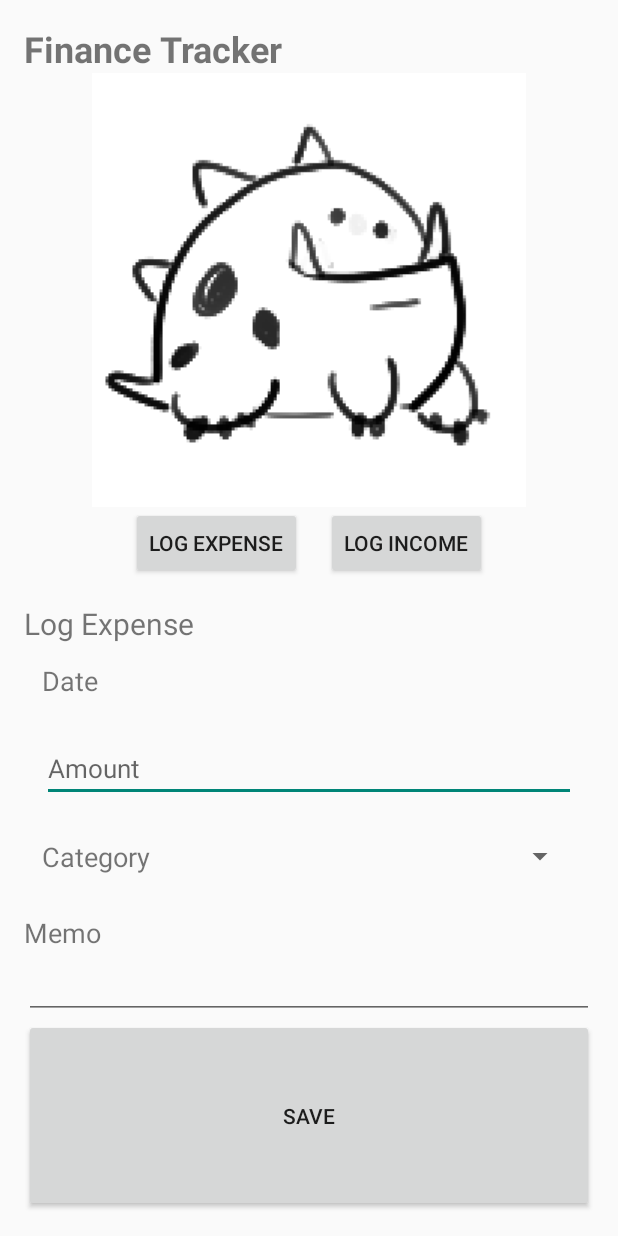
After one commit to GeckoJnlx3/money-monster, an Android app built with Jetpack Compose: the FinanceActivity screen opened directly, with no data from a screen before it, on a phone screen of 412 x 824 dp. The commit adds this screen. Run offline under Robolectric (Android 15) with nearby library versions, the phone set to English and light mode, and no system bars.

Commit message:
Added finance view

```diff
--- a/app/src/main/AndroidManifest.xml
+++ b/app/src/main/AndroidManifest.xml
@@ -47,6 +47,9 @@
             android:name=".MonsterEntryActivity">
         </activity>
 
+        <activity
+            android:name=".FinanceActivity">
+        </activity>
 
     </application>
 
--- /dev/null
+++ b/app/src/main/java/com/mobdeve/s11/group2/moneymonster/FinanceActivity.kt
@@ -0,0 +1,91 @@
+package com.mobdeve.s11.group2.moneymonster
+
+import android.os.Bundle
+import android.view.View
+import android.widget.ArrayAdapter
+import android.widget.Button
+import android.widget.EditText
+import android.widget.ImageView
+import android.widget.Spinner
+import android.widget.TextView
+import android.widget.Toast
+import androidx.activity.ComponentActivity
+
+class FinanceActivity : ComponentActivity() {
+
+    private lateinit var logExpenseBtn: Button
+    private lateinit var logIncomeBtn: Button
+    private lateinit var typeText: TextView
+    private lateinit var amountInput: EditText
+    private lateinit var descriptionInput: EditText
+    private lateinit var saveBtn: Button
+    private lateinit var categorySpnr: Spinner
+
+    private var isLoggingExpense = true
+
+    private val categories = arrayOf(
+        "Food",
+        "Transport",
+        "Entertainment",
+        "Utilities",
+        "Other"
+    )
+
+    override fun onCreate(savedInstanceState: Bundle?) {
+        super.onCreate(savedInstanceState)
+        setContentView(R.layout.finance)
+
+        logExpenseBtn = findViewById(R.id.logExpenseBtn)
+        logIncomeBtn = findViewById(R.id.logIncomeBtn)
+        typeText = findViewById(R.id.typeText)
+        amountInput = findViewById(R.id.amountInput)
+        descriptionInput = findViewById(R.id.memoInput)
+        saveBtn = findViewById(R.id.saveBtn)
+
+        logExpenseBtn.setOnClickListener {
+            switchToExpense()
+        }
+
+        logIncomeBtn.setOnClickListener {
+            switchToIncome()
+        }
+
+        saveBtn.setOnClickListener {
+            saveTransaction()
+        }
+
+        updateUI()
+    }
+
+    private fun switchToExpense() {
+        isLoggingExpense = true
+        updateUI()
+    }
+
+    private fun switchToIncome() {
+        isLoggingExpense = false
+        updateUI()
+    }
+
+    private fun updateUI() {
+        typeText.text = if (isLoggingExpense) "Log Expense" else "Log Income"
+        amountInput.setText("")
+        descriptionInput.setText("")
+    }
+
+    private fun saveTransaction() {
+        val amount = amountInput.text.toString().toDoubleOrNull()
+        val description = descriptionInput.text.toString()
+
+        if (amount != null && description.isNotBlank()) {
+
+            amountInput.setText("")
+            descriptionInput.setText("")
+
+            val transactionType = if (isLoggingExpense) "Expense" else "Income"
+
+        } else {
+            Toast.makeText(this, "Please log your details", Toast.LENGTH_SHORT).show()
+        }
+    }
+}
--- a/app/src/main/java/com/mobdeve/s11/group2/moneymonster/MainActivity.kt
+++ b/app/src/main/java/com/mobdeve/s11/group2/moneymonster/MainActivity.kt
@@ -24,7 +24,7 @@ class MainActivity : ComponentActivity() {
     private lateinit var settingBtn: Button // TBA
     private lateinit var monsterpediaBtn: Button
     private lateinit var analyticsBtn: Button
-    private lateinit var financeBtn: Button // TBA
+    private lateinit var financeBtn: Button
     private val handler = Handler()
 
     override fun onCreate(savedInstanceState: Bundle?) {
@@ -41,6 +41,7 @@ class MainActivity : ComponentActivity() {
         monsterpediaBtn = viewBinding.monsterpediaBtn
         loginBtn = viewBinding.loginBtn
         analyticsBtn = viewBinding.analyticsBtn
+        financeBtn = viewBinding.financeBtn
 
         val weekRanges = generateWeekRanges()
 
@@ -60,6 +61,11 @@ class MainActivity : ComponentActivity() {
 
         analyticsBtn.setOnClickListener {
             val intent = Intent(this, AnalyticsActivity::class.java)
+            startActivity(intent)
+        }
+
+        financeBtn.setOnClickListener {
+            val intent = Intent(this, FinanceActivity::class.java)
             startActivity(intent)
         }
 
--- a/app/src/main/java/com/mobdeve/s11/group2/moneymonster/MonsterActivity.kt
+++ b/app/src/main/java/com/mobdeve/s11/group2/moneymonster/MonsterActivity.kt
@@ -22,8 +22,8 @@ class MonsterActivity : ComponentActivity() {
 
         monsterList = listOf(
             Monster("Gwomp", R.drawable.gwomp),
-            Monster("Monster 2", R.drawable.gwomp),
-            Monster("Monster 3", R.drawable.gwomp)
+            Monster("Mamoo", R.drawable.gwomp),
+            Monster("Ylang", R.drawable.gwomp)
         )
 
         recyclerView1 = findViewById(R.id.monsterpediaRVM)
--- /dev/null
+++ b/app/src/main/res/layout/finance.xml
@@ -0,0 +1,112 @@
+<?xml version="1.0" encoding="utf-8"?>
+<LinearLayout xmlns:android="http://schemas.android.com/apk/res/android"
+    xmlns:app="http://schemas.android.com/apk/res-auto"
+    android:layout_width="match_parent"
+    android:layout_height="match_parent"
+    android:orientation="vertical"
+    android:padding="16dp">
+
+    <TextView
+        android:id="@+id/financeTitle"
+        android:layout_width="wrap_content"
+        android:layout_height="wrap_content"
+        android:text="Finance Tracker"
+        android:textSize="24sp"
+        android:textStyle="bold" />
+
+    <ImageView
+        android:id="@+id/imageView"
+        android:layout_width="match_parent"
+        android:layout_height="wrap_content"
+        android:src="@drawable/gwomp" />
+
+    <LinearLayout
+        android:layout_width="match_parent"
+        android:layout_height="wrap_content"
+        android:gravity="center"
+        android:orientation="horizontal">
+
+        <Button
+            android:id="@+id/logExpenseBtn"
+            android:layout_width="wrap_content"
+            android:layout_height="wrap_content"
+            android:text="Log Expense" />
+
+        <Button
+            android:id="@+id/logIncomeBtn"
+            android:layout_width="wrap_content"
+            android:layout_height="wrap_content"
+            android:layout_marginStart="16dp"
+            android:text="Log Income" />
+    </LinearLayout>
+
+    <TextView
+        android:id="@+id/typeText"
+        android:layout_width="wrap_content"
+        android:layout_height="wrap_content"
+        android:text="Log Expense"
+        android:textSize="20sp"
+        android:layout_marginTop="16dp"/>
+
+    <TextView
+        android:id="@+id/dateText"
+        android:layout_width="match_parent"
+        android:layout_height="wrap_content"
+        android:layout_margin="12sp"
+        android:text="Date"
+        android:textSize="18sp" />
+
+    <EditText
+        android:id="@+id/amountInput"
+        android:layout_width="match_parent"
+        android:layout_height="wrap_content"
+        android:layout_margin="12sp"
+        android:hint="Amount"
+        android:inputType="numberDecimal"
+        android:textSize="17sp" />
+
+    <LinearLayout
+        android:layout_width="match_parent"
+        android:layout_height="wrap_content"
+        android:layout_margin="12sp"
+        android:orientation="horizontal">
+
+        <TextView
+            android:id="@+id/textView4"
+            android:layout_width="wrap_content"
+            android:layout_height="wrap_content"
+            android:layout_weight="1"
+            android:text="Category"
+            android:textSize="18sp" />
+
+        <Spinner
+            android:id="@+id/categorySpnr"
+            android:layout_width="wrap_content"
+            android:layout_height="wrap_content" />
+    </LinearLayout>
+
+    <TextView
+        android:id="@+id/memoText"
+        android:layout_width="match_parent"
+        android:layout_height="wrap_content"
+        android:layout_marginTop="14sp"
+        android:text="Memo"
+        android:textSize="18sp" />
+
+    <EditText
+        android:id="@+id/memoInput"
+        android:layout_width="match_parent"
+        android:layout_height="wrap_content"
+        android:ems="10"
+        android:gravity="start|top"
+        android:inputType="textMultiLine"
+        android:maxHeight="100dp" />
+
+    <Button
+        android:id="@+id/saveBtn"
+        android:layout_width="match_parent"
+        android:layout_height="wrap_content"
+        android:layout_weight="1"
+        android:text="Save" />
+
+</LinearLayout>
--- a/app/src/main/res/layout/incomepage.xml
+++ /dev/null
@@ -1,29 +0,0 @@
-<?xml version="1.0" encoding="utf-8"?>
-<LinearLayout xmlns:android="http://schemas.android.com/apk/res/android"
-    android:orientation="vertical"
-    android:layout_width="match_parent"
-    android:layout_height="match_parent">
-
-    <layer-list xmlns:android="http://schemas.android.com/apk/res/android">
-
-        <!-- Background of the progress bar -->
-        <item android:id="@android:id/background">
-            <shape>
-                <corners android:radius="8dp"/>
-                <solid android:color="#E0E0E0"/> <!-- Light grey color for background -->
-            </shape>
-        </item>
-
-        <!-- Progress bar color -->
-        <item android:id="@android:id/progress">
-            <clip>
-                <shape>
-                    <corners android:radius="8dp"/>
-                    <solid android:color="#4CAF50"/> <!-- Green color for progress -->
-                </shape>
-            </clip>
-        </item>
-
-    </layer-list>
-
-</LinearLayout>
--- a/app/src/main/res/layout/monsterpedia_main.xml
+++ b/app/src/main/res/layout/monsterpedia_main.xml
@@ -27,6 +27,7 @@
         android:id="@+id/monsterpediaRVG"
         android:layout_width="match_parent"
         android:layout_height="match_parent"
+        android:layout_margin="16sp"
         android:scrollbars="vertical">
 
     </androidx.recyclerview.widget.RecyclerView>
@@ -41,7 +42,8 @@
         android:id="@+id/monsterpediaRVM"
         android:layout_width="match_parent"
         android:layout_height="match_parent"
-        android:layout_weight="1" >
+        android:layout_margin="16sp"
+        android:layout_weight="1">
 
     </androidx.recyclerview.widget.RecyclerView>
 
@@ -55,6 +57,7 @@
         android:id="@+id/monsterpediaRVY"
         android:layout_width="match_parent"
         android:layout_height="match_parent"
+        android:layout_margin="16sp"
         android:layout_weight="1" />
 
 </LinearLayout>
```
